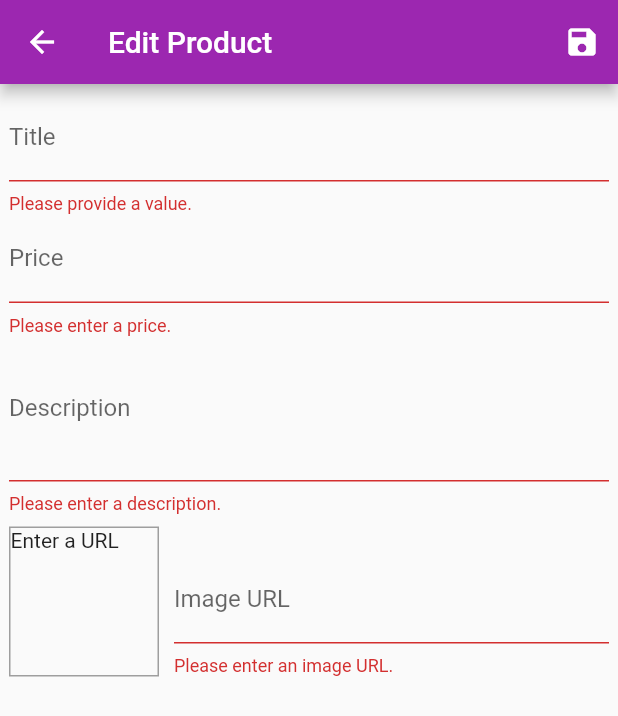
After one commit to daboyyy/flutter-shop-app, a Flutter app: the EditProductScreen screen opened by its route, after a tap on the "save" icon, on a phone screen of 412 x 824 dp. The commit adds this screen. Shown: the top 716 px of the screen. Run offline on Flutter 3.47's test engine with Material 2 defaults, Android fonts, the phone set to English and light mode, and no system bars; network calls fail.

Commit message:
feat: completed user input & forms

```diff
--- a/lib/main.dart
+++ b/lib/main.dart
@@ -4,9 +4,11 @@ import 'package:shop_app/providers/cart.dart';
 import 'package:shop_app/providers/orders.dart';
 import 'package:shop_app/providers/products.dart';
 import 'package:shop_app/screens/cart_screen.dart';
+import 'package:shop_app/screens/edit_product_screen.dart';
 import 'package:shop_app/screens/orders_screen.dart';
 import 'package:shop_app/screens/product_detail_screen.dart';
 import 'package:shop_app/screens/products_overview_screen.dart';
+import 'package:shop_app/screens/user_products_screen.dart';
 
 void main() => runApp(MyApp());
 
@@ -38,6 +40,8 @@ class MyApp extends StatelessWidget {
           ProductDetailScreen.routeName: (ctx) => ProductDetailScreen(),
           CartSreen.routeName: (ctx) => CartSreen(),
           OrdersScreen.routeName: (ctx) => OrdersScreen(),
+          UserProductsScreen.routeName: (ctx) => UserProductsScreen(),
+          EditProductScreen.routeName: (ctx) => EditProductScreen(),
         },
       ),
     );
--- a/lib/providers/products.dart
+++ b/lib/providers/products.dart
@@ -39,11 +39,34 @@ class Products with ChangeNotifier {
 
   List<Product> get items => [..._items];
 
-  List<Product> get favoriteItems => _items.where((item) => item.isFavorite).toList();
+  List<Product> get favoriteItems =>
+      _items.where((item) => item.isFavorite).toList();
 
   Product findById(String id) => _items.firstWhere((prod) => prod.id == id);
 
-  void addProduct() {
+  void addProduct(Product product) {
+    final newProduct = Product(
+      id: DateTime.now().toString(),
+      title: product.title,
+      description: product.description,
+      price: product.price,
+      imageUrl: product.imageUrl,
+    );
+    _items.add(newProduct);
+    // _items.insert(0, newProduct); // insert to first index
+    notifyListeners();
+  }
+
+  void updateProduct(String id, Product newProduct) {
+    final prodIndex = _items.indexWhere((prod) => prod.id == id);
+    if (prodIndex >= 0) {
+      _items[prodIndex] = newProduct;
+      notifyListeners();
+    }
+  }
+
+  void deleteProduct(String id) {
+    _items.removeWhere((prod) => prod.id == id);
     notifyListeners();
   }
 }
--- /dev/null
+++ b/lib/screens/edit_product_screen.dart
@@ -0,0 +1,257 @@
+import 'package:flutter/material.dart';
+import 'package:provider/provider.dart';
+import 'package:shop_app/models/product.dart';
+import 'package:shop_app/providers/products.dart';
+import 'package:shop_app/screens/user_products_screen.dart';
+
+class EditProductScreen extends StatefulWidget {
+  static const routeName = '/edit-product';
+
+  @override
+  State<EditProductScreen> createState() => _EditProductScreenState();
+}
+
+class _EditProductScreenState extends State<EditProductScreen> {
+  final _priceForcusNode = FocusNode();
+  final _descriptionForcusNode = FocusNode();
+  final _imageUrlController = TextEditingController();
+  final _imageUrlForcusNode = FocusNode();
+  final _form = GlobalKey<FormState>();
+  var _editedProduct = Product(
+    id: '',
+    title: '',
+    price: 0,
+    description: '',
+    imageUrl: '',
+  );
+  var _initValues = {
+    'title': '',
+    'description': '',
+    'price': '',
+  };
+  var _isInit = true;
+
+  @override
+  void initState() {
+    _imageUrlForcusNode.addListener(_updateImageUrl);
+    super.initState();
+  }
+
+  @override
+  void didChangeDependencies() {
+    if (_isInit) {
+      final productId = ModalRoute.of(context)?.settings.arguments;
+      if (productId != null) {
+        _editedProduct = Provider.of<Products>(context, listen: false)
+            .findById(productId as String);
+        _initValues = {
+          'title': _editedProduct.title,
+          'description': _editedProduct.description,
+          'price': _editedProduct.price.toString(),
+        };
+        _imageUrlController.text = _editedProduct.imageUrl;
+      }
+    }
+    _isInit = false;
+    super.didChangeDependencies();
+  }
+
+  @override
+  void dispose() {
+    _imageUrlForcusNode.removeListener(_updateImageUrl);
+    _priceForcusNode.dispose();
+    _descriptionForcusNode.dispose();
+    _imageUrlController.dispose();
+    _imageUrlForcusNode.dispose();
+    super.dispose();
+  }
+
+  void _updateImageUrl() {
+    if (!_imageUrlForcusNode.hasFocus) {
+      if (_imageUrlController.text.isEmpty ||
+          !_imageUrlController.text.startsWith('http') &&
+              !_imageUrlController.text.startsWith('https') ||
+          !_imageUrlController.text.endsWith('.png') &&
+              !_imageUrlController.text.endsWith('.jpg') &&
+              !_imageUrlController.text.endsWith('.jpeg')) return;
+
+      setState(() {});
+    }
+  }
+
+  void _saveForm() {
+    final isValid = _form.currentState!.validate();
+    if (!isValid) return;
+    _form.currentState!.save();
+
+    if (_editedProduct.id != '') {
+      Provider.of<Products>(context, listen: false).updateProduct(
+        _editedProduct.id,
+        _editedProduct,
+      );
+    } else {
+      Provider.of<Products>(context, listen: false).addProduct(_editedProduct);
+    }
+
+    Navigator.of(context).pushReplacementNamed(UserProductsScreen.routeName);
+  }
+
+  @override
+  Widget build(BuildContext context) {
+    return Scaffold(
+      appBar: AppBar(
+        title: const Text('Edit Product'),
+        actions: [
+          IconButton(
+            icon: const Icon(Icons.save),
+            onPressed: () => _saveForm(),
+          )
+        ],
+      ),
+      body: Padding(
+        padding: const EdgeInsets.all(6),
+        child: Form(
+          key: _form,
+          child: SingleChildScrollView(
+            child: Column(
+              children: [
+                TextFormField(
+                  initialValue: _initValues['title'],
+                  decoration: const InputDecoration(labelText: 'Title'),
+                  textInputAction: TextInputAction.next,
+                  onFieldSubmitted: (_) =>
+                      FocusScope.of(context).requestFocus(_priceForcusNode),
+                  validator: (value) {
+                    if (value!.isEmpty) {
+                      return 'Please provide a value.';
+                    }
+                    return null;
+                  },
+                  onSaved: (value) => _editedProduct = Product(
+                    title: value!,
+                    price: _editedProduct.price,
+                    description: _editedProduct.description,
+                    imageUrl: _editedProduct.imageUrl,
+                    id: _editedProduct.id,
+                    isFavorite: _editedProduct.isFavorite,
+                  ),
+                ),
+                TextFormField(
+                  initialValue: _initValues['price'],
+                  decoration: const InputDecoration(labelText: 'Price'),
+                  textInputAction: TextInputAction.next,
+                  keyboardType: TextInputType.number,
+                  focusNode: _priceForcusNode,
+                  onFieldSubmitted: (_) => FocusScope.of(context)
+                      .requestFocus(_descriptionForcusNode),
+                  validator: (value) {
+                    if (value!.isEmpty) {
+                      return 'Please enter a price.';
+                    }
+                    if (double.tryParse(value) == null) {
+                      return 'Please enter a valid number';
+                    }
+                    if (double.parse(value) <= 0) {
+                      return 'Please enter a number greater than zero.';
+                    }
+                    return null;
+                  },
+                  onSaved: (value) => _editedProduct = Product(
+                    title: _editedProduct.title,
+                    price: double.parse(value!),
+                    description: _editedProduct.description,
+                    imageUrl: _editedProduct.imageUrl,
+                    id: _editedProduct.id,
+                    isFavorite: _editedProduct.isFavorite,
+                  ),
+                ),
+                TextFormField(
+                  initialValue: _initValues['description'],
+                  decoration: const InputDecoration(labelText: 'Description'),
+                  maxLines: 3,
+                  keyboardType: TextInputType.multiline,
+                  focusNode: _descriptionForcusNode,
+                  validator: (value) {
+                    if (value!.isEmpty) {
+                      return 'Please enter a description.';
+                    }
+                    if (value.length < 10) {
+                      return 'Should be at least 10 characters long.';
+                    }
+                    return null;
+                  },
+                  onSaved: (value) => _editedProduct = Product(
+                    title: _editedProduct.title,
+                    price: _editedProduct.price,
+                    description: value!,
+                    imageUrl: _editedProduct.imageUrl,
+                    id: _editedProduct.id,
+                    isFavorite: _editedProduct.isFavorite,
+                  ),
+                ),
+                Row(
+                  crossAxisAlignment: CrossAxisAlignment.end,
+                  children: [
+                    Container(
+                      width: 100,
+                      height: 100,
+                      margin: const EdgeInsets.only(top: 8, right: 10),
+                      decoration: BoxDecoration(
+                        border: Border.all(
+                          width: 1,
+                          color: Colors.grey,
+                        ),
+                      ),
+                      child: _imageUrlController.text.isEmpty
+                          ? const Text('Enter a URL')
+                          : FittedBox(
+                              child: Image.network(
+                                _imageUrlController.text,
+                                fit: BoxFit.cover,
+                              ),
+                            ),
+                    ),
+                    Expanded(
+                      child: TextFormField(
+                        decoration:
+                            const InputDecoration(labelText: 'Image URL'),
+                        keyboardType: TextInputType.url,
+                        textInputAction: TextInputAction.done,
+                        controller: _imageUrlController,
+                        focusNode: _imageUrlForcusNode,
+                        onFieldSubmitted: (_) => _saveForm(),
+                        validator: (value) {
+                          if (value!.isEmpty) {
+                            return 'Please enter an image URL.';
+                          }
+                          if (!value.startsWith('http') &&
+                              !value.startsWith('https')) {
+                            return 'Please enter a valid image URL.';
+                          }
+                          if (!value.endsWith('.png') &&
+                              !value.endsWith('.jpg') &&
+                              !value.endsWith('.jpeg')) {
+                            return 'Please enter a valid image URL.';
+                          }
+                          return null;
+                        },
+                        onSaved: (value) => _editedProduct = Product(
+                          title: _editedProduct.title,
+                          price: _editedProduct.price,
+                          description: _editedProduct.description,
+                          imageUrl: value!,
+                          id: _editedProduct.id,
+                          isFavorite: _editedProduct.isFavorite,
+                        ),
+                      ),
+                    ),
+                  ],
+                )
+              ],
+            ),
+          ),
+        ),
+      ),
+    );
+  }
+}
--- a/lib/widgets/app_drawer.dart
+++ b/lib/widgets/app_drawer.dart
@@ -1,5 +1,6 @@
 import 'package:flutter/material.dart';
 import 'package:shop_app/screens/orders_screen.dart';
+import 'package:shop_app/screens/user_products_screen.dart';
 
 class AppDrawer extends StatelessWidget {
   @override
@@ -22,7 +23,13 @@ class AppDrawer extends StatelessWidget {
             leading: const Icon(Icons.payment),
             title: const Text('Order'),
             onTap: () => Navigator.of(context).pushReplacementNamed(OrdersScreen.routeName),
-          )
+          ),
+          const Divider(),
+          ListTile(
+            leading: const Icon(Icons.edit),
+            title: const Text('Manage Products'),
+            onTap: () => Navigator.of(context).pushReplacementNamed(UserProductsScreen.routeName),
+          ),
         ],
       ),
     );
```
Also changed, not shown: lib/providers/cart.dart (+21 -0 lines), lib/screens/user_products_screen.dart (added, +44 -0 lines), lib/widgets/cart_item.dart (+20 -4 lines), lib/widgets/product_item.dart (+18 -5 lines), lib/widgets/user_product_item.dart (added, +42 -0 lines).
